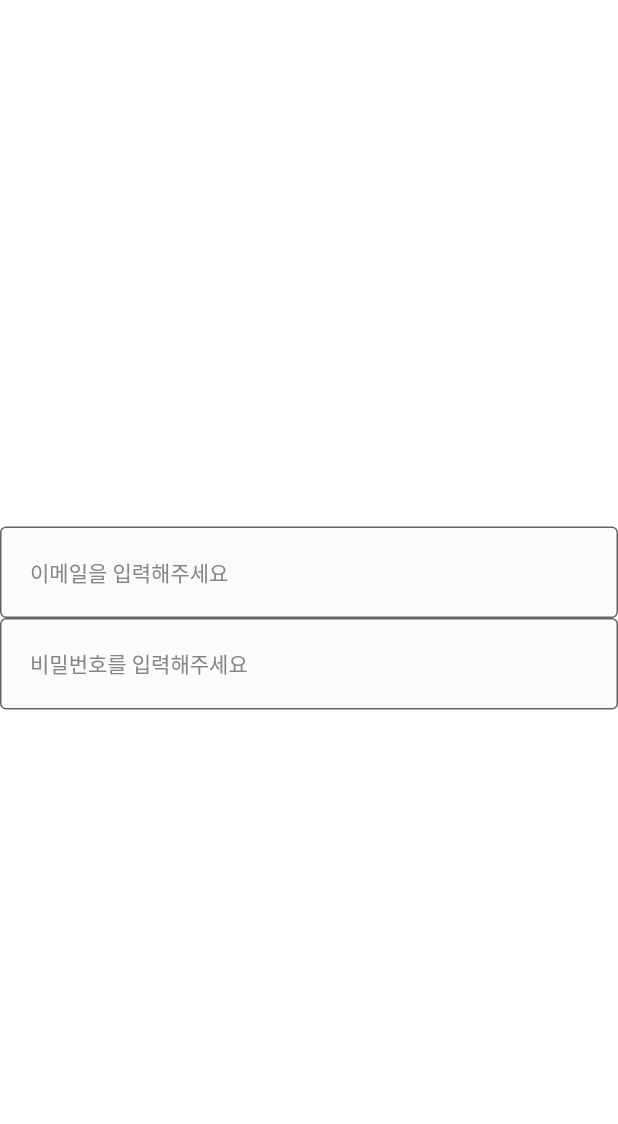
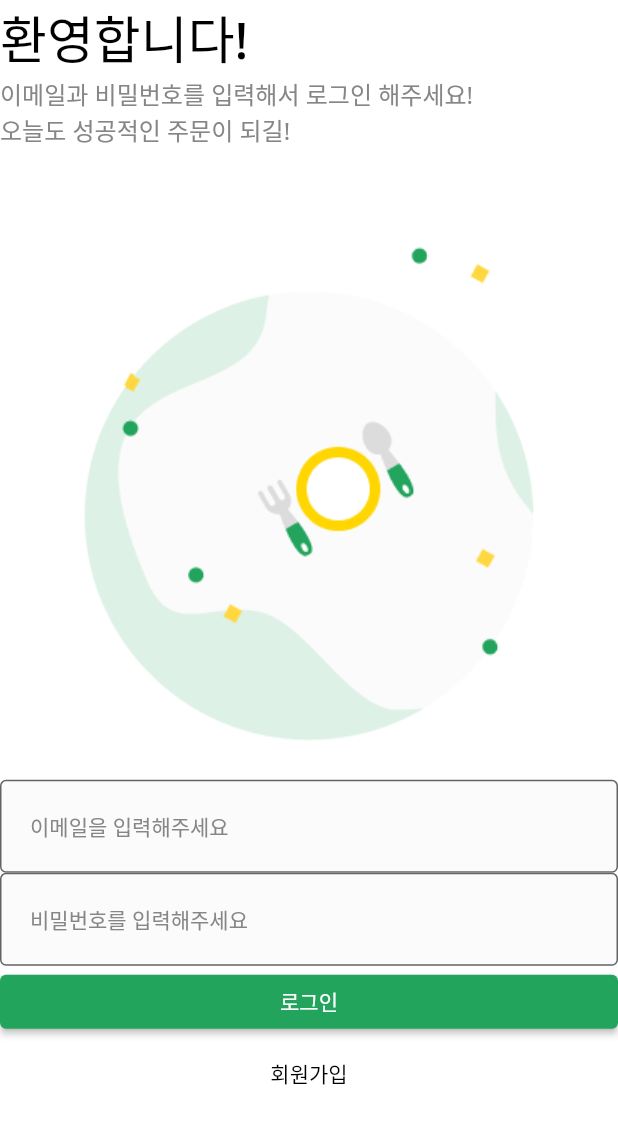
Before and after one commit to dhh037/codeFactory_actual, a Flutter app: the screen it shows after launch, on a phone screen of 412 x 824 dp. Shown: the top 1124 px of the screen. Run offline on Flutter 3.47's test engine with Material 2 defaults, Android fonts, the phone set to English and light mode, and no system bars.

Commit message:
UI 배치하기

```diff
--- /dev/null
+++ b/lib/common/layout/default_layout.dart
@@ -0,0 +1,15 @@
+
+import 'package:flutter/material.dart';
+
+class DefaultLayout extends StatelessWidget {
+  final Widget child;
+  const DefaultLayout({Key? key, required this.child}) : super(key: key);
+
+  @override
+  Widget build(BuildContext context) {
+    return Scaffold(
+      backgroundColor: Colors.white,
+      body: child,
+    );
+  }
+}
--- a/lib/main.dart
+++ b/lib/main.dart
@@ -1,4 +1,5 @@
 import 'package:actual/common/component/custom_text_form_field.dart';
+import 'package:actual/user/view/login_screen.dart';
 import 'package:flutter/material.dart';
 
 void main() {
@@ -11,22 +12,11 @@ class _App extends StatelessWidget {
   @override
   Widget build(BuildContext context) {
     return MaterialApp(
+      theme: ThemeData(
+        fontFamily: 'NotoSans'
+      ),
       debugShowCheckedModeBanner: false,
-      home: Scaffold(
-          backgroundColor: Colors.white,
-          body: Column(
-            mainAxisAlignment: MainAxisAlignment.center,
-            children: [
-              CustomTextFormField(
-                hintText: "이메일을 입력해주세요",
-                onChanged: (String value) {},
-              ),
-              CustomTextFormField(
-                hintText: "비밀번호를 입력해주세요",
-                onChanged: (String value) {},
-              )
-            ],
-          )),
+      home: LoginScreen(),
     );
   }
 }
--- /dev/null
+++ b/lib/user/view/login_screen.dart
@@ -0,0 +1,74 @@
+import 'package:actual/common/const/colors.dart';
+import 'package:actual/common/layout/default_layout.dart';
+import 'package:flutter/material.dart';
+
+import '../../common/component/custom_text_form_field.dart';
+
+class LoginScreen extends StatelessWidget {
+  const LoginScreen({Key? key}) : super(key: key);
+
+  @override
+  Widget build(BuildContext context) {
+    return DefaultLayout(
+        child: SafeArea(
+      top: true,
+      bottom: false,
+      child: Column(
+        crossAxisAlignment: CrossAxisAlignment.stretch,
+        children: [
+          _Title(),
+          _SubTitle(),
+          Image.asset(
+            "asset/img/misc/logo.png",
+            width: MediaQuery.of(context).size.width / 3 * 2,
+          ),
+          CustomTextFormField(
+            hintText: "이메일을 입력해주세요",
+            onChanged: (String value) {},
+          ),
+          CustomTextFormField(
+            hintText: "비밀번호를 입력해주세요",
+            onChanged: (String value) {},
+          ),
+          ElevatedButton(
+            onPressed: () {},
+            child: Text("로그인"),
+            style: ElevatedButton.styleFrom(
+              primary: PRIMARY_COLOR,
+            ),
+          ),
+          TextButton(
+            onPressed: () {},
+            child: Text("회원가입"),
+            style: TextButton.styleFrom(primary: Colors.black),
+          ),
+        ],
+      ),
+    ));
+  }
+}
+
+class _Title extends StatelessWidget {
+  const _Title({Key? key}) : super(key: key);
+
+  @override
+  Widget build(BuildContext context) {
+    return Text(
+      '환영합니다!',
+      style: TextStyle(
+          fontWeight: FontWeight.w500, fontSize: 34, color: Colors.black),
+    );
+  }
+}
+
+class _SubTitle extends StatelessWidget {
+  const _SubTitle({Key? key}) : super(key: key);
+
+  @override
+  Widget build(BuildContext context) {
+    return Text(
+      "이메일과 비밀번호를 입력해서 로그인 해주세요!\n오늘도 성공적인 주문이 되길!",
+      style: TextStyle(fontSize: 16, color: BODY_TEXT_COLOR),
+    );
+  }
+}
```
Also changed, not shown: pubspec.yaml (+23 -0 lines).
